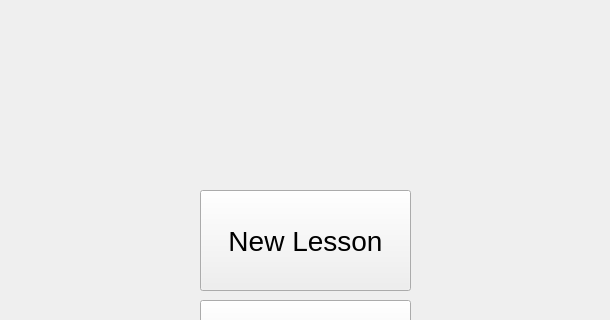
LowbeeNorman/MinesweeperEdu, file MinesweeperEdu/startscreen.ui: the form before one commit; both pictures show x 120 to 730 and y 0 to 320 of the 864 by 620 pixel window.
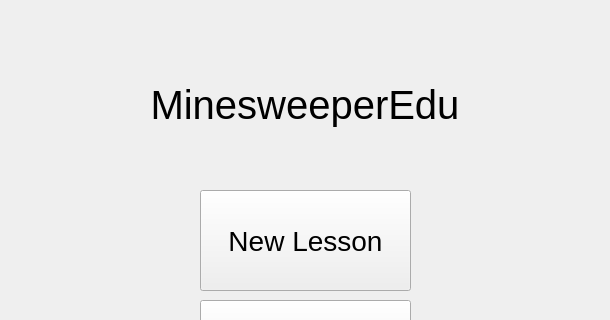
The form after the commit.

Commit message: Added start for box2d implementation, need to change values for it to be smooth

Diff of the .ui file:
```diff
--- a/MinesweeperEdu/startscreen.ui
+++ b/MinesweeperEdu/startscreen.ui
@@ -61,6 +61,27 @@
     <string>Continue</string>
    </property>
   </widget>
+  <widget class="QLabel" name="startScreenLabel">
+   <property name="geometry">
+    <rect>
+     <x>200</x>
+     <y>30</y>
+     <width>450</width>
+     <height>150</height>
+    </rect>
+   </property>
+   <property name="font">
+    <font>
+     <pointsize>30</pointsize>
+    </font>
+   </property>
+   <property name="text">
+    <string>MinesweeperEdu</string>
+   </property>
+   <property name="alignment">
+    <set>Qt::AlignCenter</set>
+   </property>
+  </widget>
  </widget>
  <resources/>
  <connections/>
```
The commit also changes 2 other files.
